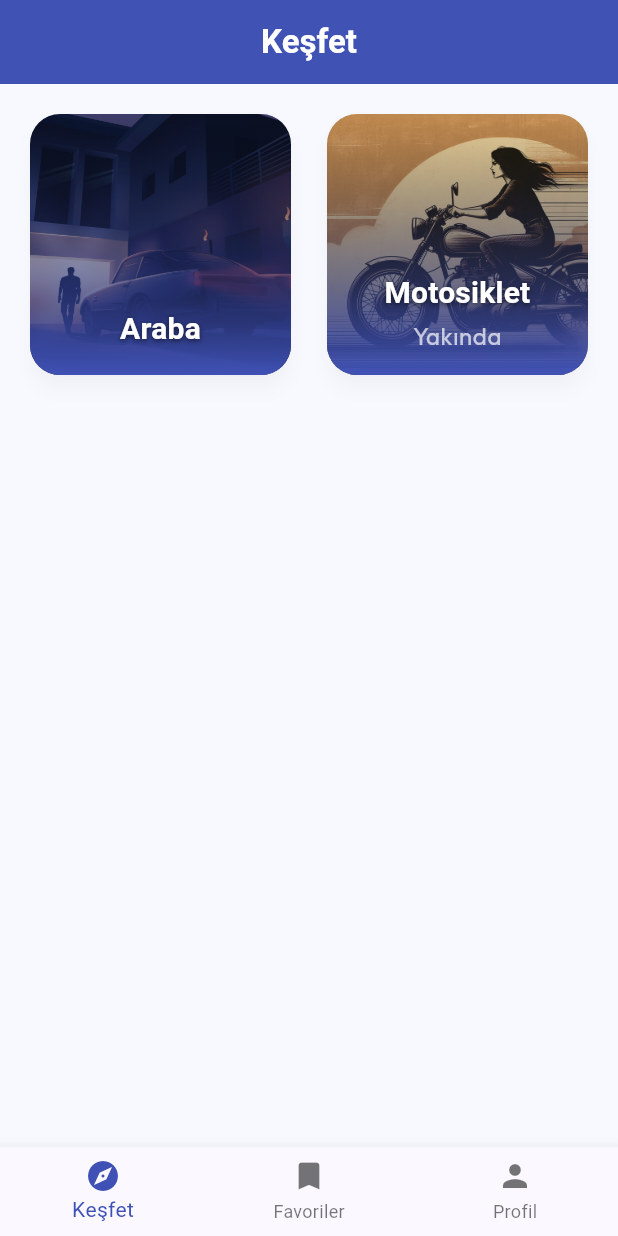
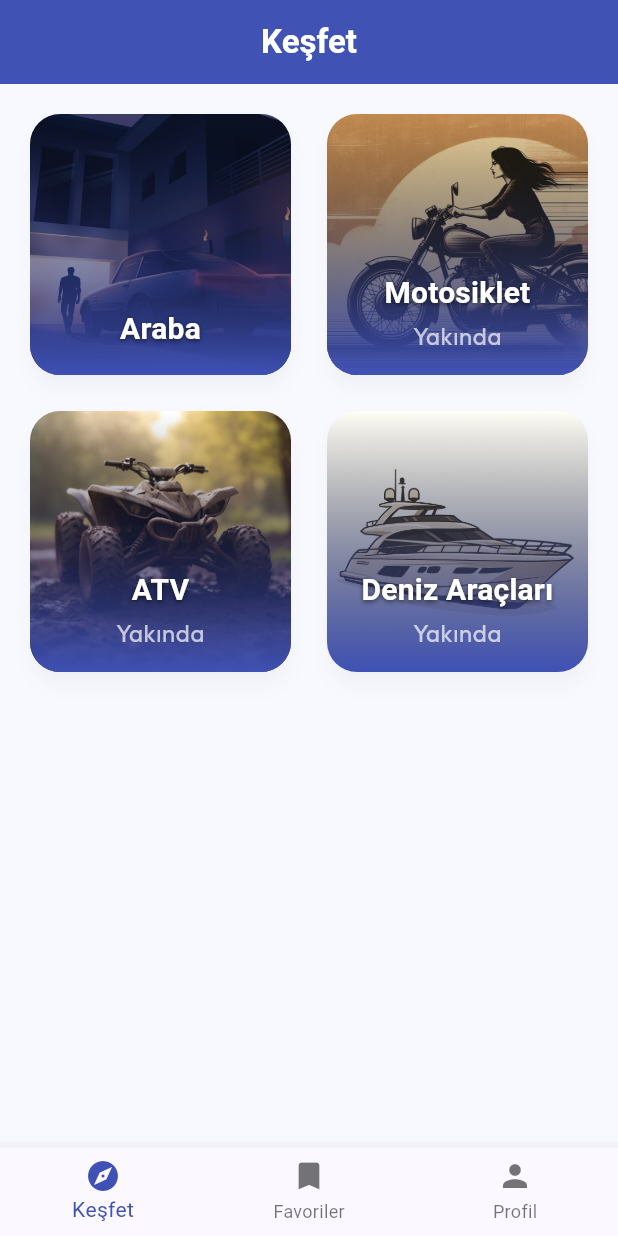
Before and after one commit to bunyaminkarahanli/what_to_watch, a Flutter app: the screen it shows once a user with an empty profile is signed in, on a phone screen of 412 x 824 dp. Run offline on Flutter 3.47's test engine with Material 3 defaults, Android fonts, the phone set to English and light mode, and no system bars; our stand-ins replace firebase_auth, firebase_core, flutter_dotenv, google_fonts, google_sign_in, lottie and 1 more; accounts and stored records are empty.

Commit message:
keşfet ekranındaki seçeneklerin arttırılması

```diff
--- /dev/null
+++ b/lib/screens/discover/data/data_discover.dart
@@ -0,0 +1,28 @@
+import 'package:flutter/material.dart';
+import 'package:what_to_watch/screens/discover/model/model_discover.dart.dart';
+
+final List<DiscoverItem> discoverItems = [
+  DiscoverItem(
+    title: "Araba",
+    image: 'assets/images/car.png',
+    color: Colors.blue,
+  ),
+  DiscoverItem(
+    title: "Motosiklet",
+    image: 'assets/images/motorcycle.png',
+    color: Colors.orange,
+    subtitle: "Yakında",
+  ),
+  DiscoverItem(
+    title: "ATV",
+    image: 'assets/images/atv.png',
+    color: Colors.orange,
+    subtitle: "Yakında",
+  ),
+  DiscoverItem(
+    title: "Deniz Araçları",
+    image: 'assets/images/boat.png',
+    color: Colors.orange,
+    subtitle: "Yakında",
+  ),
+];
--- /dev/null
+++ b/lib/screens/discover/model/model_discover.dart.dart
@@ -0,0 +1,15 @@
+import 'package:flutter/material.dart';
+
+class DiscoverItem {
+  final String title;
+  final String image;
+  final Color color;
+  final String? subtitle;
+
+  DiscoverItem({
+    required this.title,
+    required this.image,
+    required this.color,
+    this.subtitle,
+  });
+}
--- a/lib/screens/discover/view/discover_view.dart
+++ b/lib/screens/discover/view/discover_view.dart
@@ -1,6 +1,9 @@
 import 'package:flutter/material.dart';
 import 'package:what_to_watch/screens/car/view/car_view.dart';
+import 'package:what_to_watch/screens/discover/data/data_discover.dart';
 import 'package:what_to_watch/widgets/discover_card.dart';
+
+// yeni eklenen import
 
 class DiscoverView extends StatefulWidget {
   const DiscoverView({super.key});
@@ -10,15 +13,6 @@ class DiscoverView extends StatefulWidget {
 }
 
 class _DiscoverViewState extends State<DiscoverView> {
-  final List<Map<String, dynamic>> items = [
-    {"title": "Araba", "image": 'assets/images/car.png', "color": Colors.blue},
-    {
-      "title": "Motosiklet",
-      "image": 'assets/images/motorcycle.png',
-      "color": Colors.orange,
-    },
-  ];
-
   @override
   Widget build(BuildContext context) {
     return Scaffold(
@@ -26,7 +20,7 @@ class _DiscoverViewState extends State<DiscoverView> {
       body: Padding(
         padding: const EdgeInsets.all(16.0),
         child: GridView.builder(
-          itemCount: items.length,
+          itemCount: discoverItems.length, // <-- artık buradan geliyor
           gridDelegate: const SliverGridDelegateWithFixedCrossAxisCount(
             crossAxisCount: 2,
             crossAxisSpacing: 16,
@@ -34,15 +28,14 @@ class _DiscoverViewState extends State<DiscoverView> {
             childAspectRatio: 1,
           ),
           itemBuilder: (context, index) {
-            final item = items[index];
-            final title = item["title"] as String;
+            final item = discoverItems[index];
 
             return DiscoverCard(
-              title: title,
-              imageUrl: item["image"],
-              subtitle: title == "Motosiklet" ? "Yakında" : null,
+              title: item.title,
+              imageUrl: item.image,
+              subtitle: item.subtitle,
               onTap: () {
-                if (title == "Araba") {
+                if (item.title == "Araba") {
                   Navigator.push(
                     context,
                     MaterialPageRoute(builder: (context) => const CarView()),
```
Also changed, not shown: assets/images/atv.png (added), assets/images/boat.png (added).
